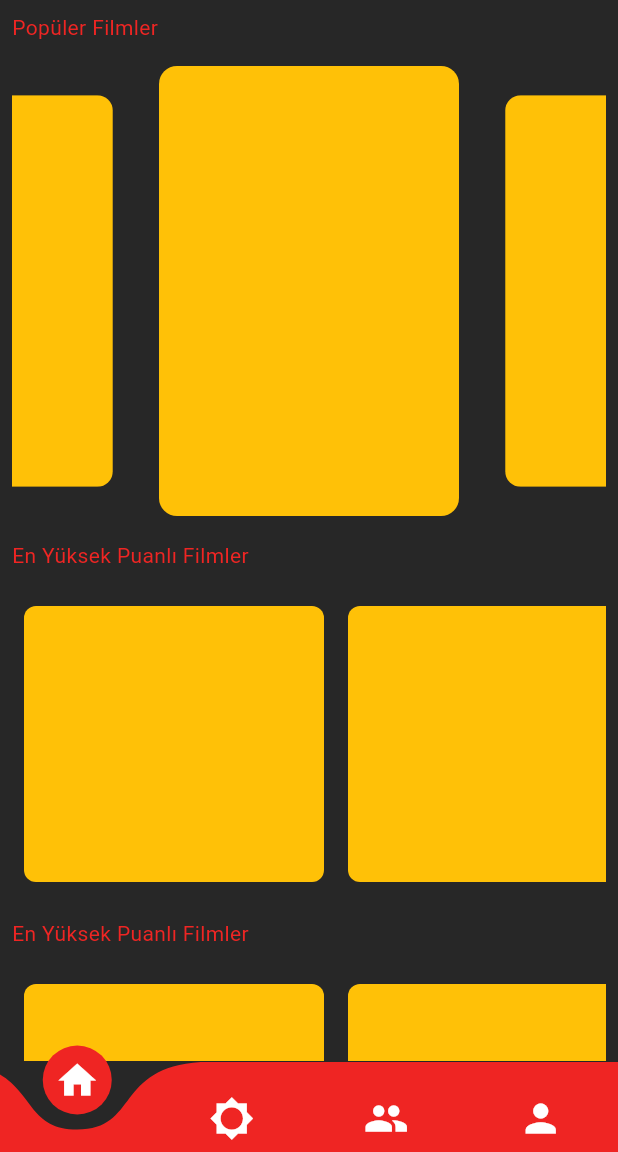
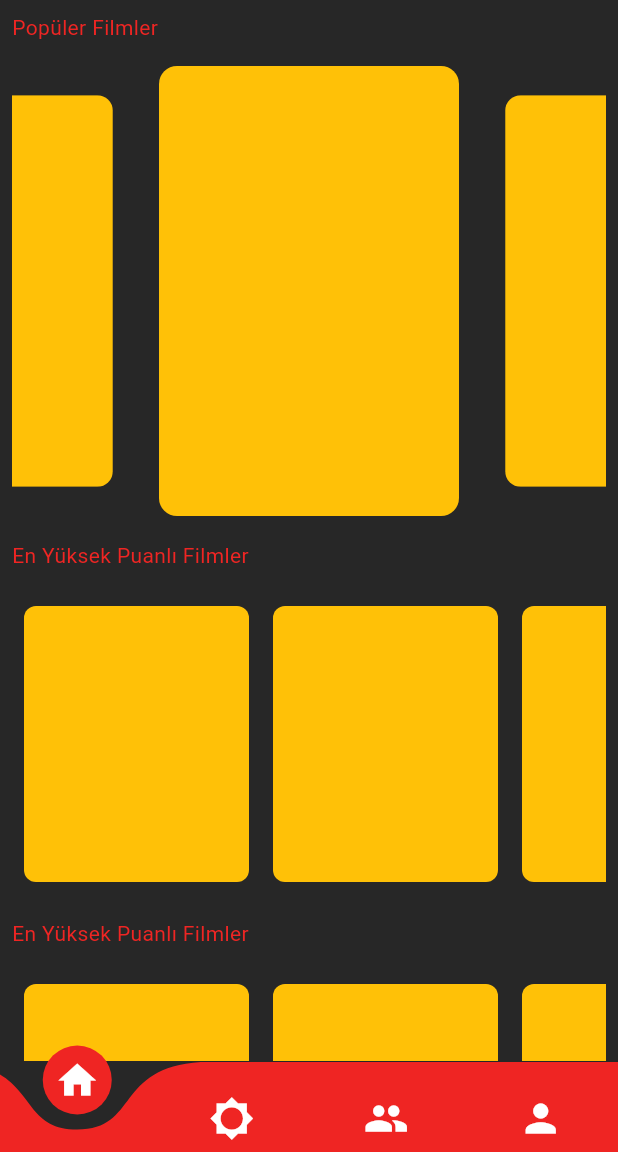
Before and after one commit to emirhncann/diji_app, a Flutter app: the screen it shows after launch, on a phone screen of 412 x 824 dp, the part 84-1236 px from its top. Run offline on Flutter 3.47's test engine with Material 3 defaults, Android fonts, the phone set to English and light mode, and no system bars; drawn by our look-alikes of carousel_slider, curved_navigation_bar; our stand-ins replace cloud_firestore, firebase_auth, firebase_core, firebase_storage, google_fonts, google_generative_ai and 2 more; missing offline and left inert: dart:ffi; accounts and stored records are empty.

```diff
--- a/lib/constants/api.dart
+++ b/lib/constants/api.dart
@@ -1,4 +1,6 @@
+import 'package:flutter/material.dart';
+
 class API {
   static const String gemini_API = 'AIzaSyBCe2US9byVp0-4dcQ927hXgXrtdbgWRpA';
-
+  static const String tmdb_API = "0595b8db163ba85f7db71363cc2ceb56";
 }
--- a/lib/screens/home.dart
+++ b/lib/screens/home.dart
@@ -28,7 +28,9 @@ class _HomePageState extends State<HomePage> {
           child: Column(
             crossAxisAlignment: CrossAxisAlignment.start,
             children: [
-              Text("Popüler Filmler"),
+              Text(
+                "Popüler Filmler",
+              ),
               SizedBox(
                 height: 16,
               ),
@@ -74,8 +76,8 @@ class _HomePageState extends State<HomePage> {
                             borderRadius: BorderRadius.circular(8),
                             child: Container(
                               color: Colors.amber,
-                              height: 200,
-                              width: 200,
+                              height: 300,
+                              width: 150,
                             ),
                           ));
                     }),
@@ -99,8 +101,8 @@ class _HomePageState extends State<HomePage> {
                             borderRadius: BorderRadius.circular(8),
                             child: Container(
                               color: Colors.amber,
-                              height: 200,
-                              width: 200,
+                              height: 300,
+                              width: 150,
                             ),
                           ));
                     }),
```
Also changed, not shown: lib/models/movie.dart (added, +34 -0 lines).
